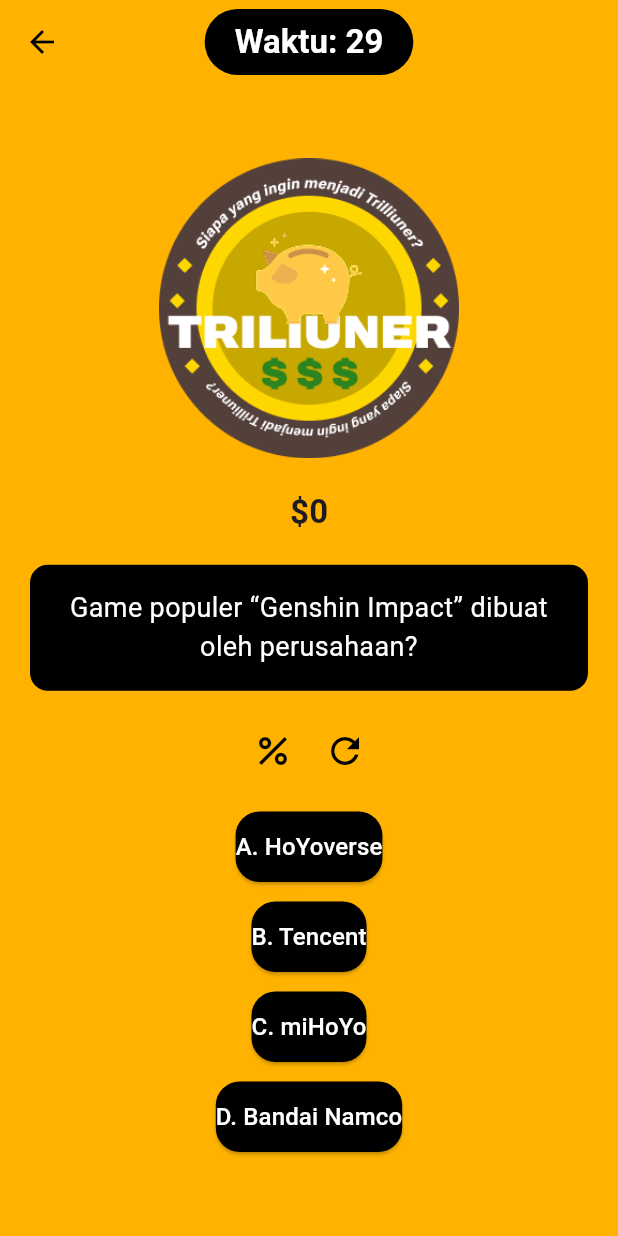
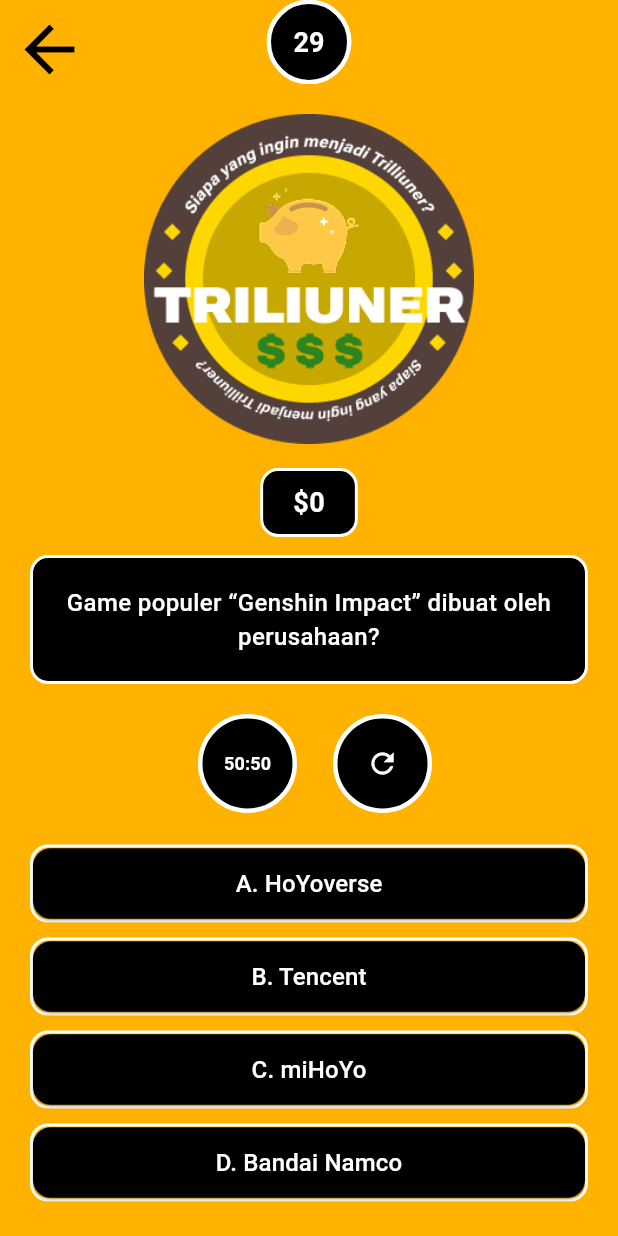
Before and after one commit to VuittonVU/Vuitton_063_Lab5_PM_UTS, a Flutter app: the GamePage screen opened directly, on a phone screen of 412 x 824 dp. Run offline on Flutter 3.47's test engine with Material 3 defaults, Android fonts, the phone set to English and light mode, and no system bars; our stand-ins replace shared_preferences; accounts and stored records are empty.

Commit message:
fix(ui): memperbaiki UI agar lebih enak dipandang

```diff
--- a/lib/screens/game_page.dart
+++ b/lib/screens/game_page.dart
@@ -35,6 +35,26 @@ class _GamePageState extends State<GamePage> {
       'options': ['2017', '2018', '2019', '2020'],
       'answer': 2,
     },
+    {
+      'question': 'Studio pembuat game “The Witcher 3” adalah?',
+      'options': ['CD Projekt Red', 'Ubisoft', 'Bethesda', 'EA'],
+      'answer': 0,
+    },
+    {
+      'question': 'Anime “One Piece” dibuat oleh?',
+      'options': ['Masashi Kishimoto', 'Eiichiro Oda', 'Tite Kubo', 'Akira Toriyama'],
+      'answer': 1,
+    },
+    {
+      'question': 'Film “Inception” disutradarai oleh?',
+      'options': ['Christopher Nolan', 'Steven Spielberg', 'James Cameron', 'Quentin Tarantino'],
+      'answer': 0,
+    },
+    {
+      'question': 'Game “Minecraft” pertama kali dirilis tahun?',
+      'options': ['2009', '2010', '2011', '2012'],
+      'answer': 2,
+    },
   ];
 
   @override
@@ -50,8 +70,7 @@ class _GamePageState extends State<GamePage> {
       if (timeLeft > 0) {
         setState(() => timeLeft--);
       } else {
-        // nanti di sini bisa dipanggil fungsi "gameOver"
-        t.cancel();
+        t.cancel(); // end logic nanti
       }
     });
   }
@@ -82,11 +101,11 @@ class _GamePageState extends State<GamePage> {
     if (index == correct) {
       context.read<GameState>().addMoney(1000);
       ScaffoldMessenger.of(context).showSnackBar(
-        const SnackBar(content: Text('Jawaban benar! +\$1000')),
+        const SnackBar(content: Text('Benar! +\$1000')),
       );
     } else {
       ScaffoldMessenger.of(context).showSnackBar(
-        const SnackBar(content: Text('Jawaban salah!')),
+        const SnackBar(content: Text('Salah!')),
       );
     }
     removedOptions.clear();
@@ -106,21 +125,26 @@ class _GamePageState extends State<GamePage> {
         backgroundColor: const Color(0xFFFFB300),
         elevation: 0,
         leading: IconButton(
-          icon: const Icon(Icons.arrow_back, color: Colors.black),
+          icon: const Icon(Icons.arrow_back, color: Colors.black, size: 50),
           onPressed: () => Navigator.pop(context),
         ),
+        centerTitle: true,
         title: Container(
-          padding: const EdgeInsets.symmetric(vertical: 8, horizontal: 20),
+          padding: const EdgeInsets.all(15),
           decoration: BoxDecoration(
             color: Colors.black,
-            borderRadius: BorderRadius.circular(50),
+            shape: BoxShape.circle,
+            border: Border.all(color: Colors.white, width: 3),
           ),
           child: Text(
-            'Waktu: $timeLeft',
-            style: const TextStyle(color: Colors.white, fontWeight: FontWeight.bold),
+            '$timeLeft',
+            style: const TextStyle(
+              color: Colors.white,
+              fontWeight: FontWeight.bold,
+              fontSize: 18,
             ),
           ),
-        centerTitle: true,
+        ),
       ),
       body: Padding(
         padding: const EdgeInsets.all(20),
@@ -129,72 +153,131 @@ class _GamePageState extends State<GamePage> {
           children: [
             // logo
             SizedBox(
-              height: 200,
+              height: 220,
               child: Stack(
                 alignment: Alignment.center,
                 children: [
-                  Image.asset('assets/images/logo1.png', height: 200),
+                  Image.asset('assets/images/logo1.png', height: 220),
                   Positioned(
                     top: 40,
-                    child: Image.asset('assets/images/logo2.png', height: 80),
+                    child: Image.asset('assets/images/logo2.png', height: 75),
                   ),
                 ],
               ),
             ),
-            const SizedBox(height: 20),
-            Text(
-              '\$$money',
-              style: const TextStyle(fontSize: 22, fontWeight: FontWeight.bold),
-            ),
-            const SizedBox(height: 20),
+            const SizedBox(height: 16),
+
+            // uang
             Container(
-              padding: const EdgeInsets.all(16),
+              padding: const EdgeInsets.symmetric(vertical: 8, horizontal: 20),
               decoration: BoxDecoration(
                 color: Colors.black,
                 borderRadius: BorderRadius.circular(12),
+                border: Border.all(color: Colors.white, width: 2),
+              ),
+              child: Text(
+                '\$$money',
+                style: const TextStyle(
+                  color: Colors.white,
+                  fontSize: 18,
+                  fontWeight: FontWeight.bold,
+                ),
+              ),
+            ),
+
+            const SizedBox(height: 12),
+
+            // pertanyaan
+            Container(
+              width: double.infinity,
+              padding: const EdgeInsets.all(18),
+              decoration: BoxDecoration(
+                color: Colors.black,
+                borderRadius: BorderRadius.circular(12),
+                border: Border.all(color: Colors.white, width: 2),
               ),
               child: Text(
                 q['question'],
                 textAlign: TextAlign.center,
-                style: const TextStyle(color: Colors.white, fontSize: 18),
+                style: const TextStyle(
+                  color: Colors.white,
+                  fontSize: 16,
+                  fontWeight: FontWeight.w500,
                 ),
               ),
-            const SizedBox(height: 16),
+            ),
+            const SizedBox(height: 20),
 
-            // lifelines
+            //fitur bantuan
             Row(
               mainAxisAlignment: MainAxisAlignment.center,
               children: [
-                IconButton(
+                // 50:50
+                Container(
+                  padding: const EdgeInsets.all(6),
+                  margin: const EdgeInsets.symmetric(horizontal: 8),
+                  decoration: BoxDecoration(
+                    color: Colors.black,
+                    shape: BoxShape.circle,
+                    border: Border.all(color: Colors.white, width: 3),
+                  ),
+                  child: TextButton(
                     onPressed: usedFifty ? null : useFifty,
-                  icon: const Icon(Icons.percent, color: Colors.black, size: 28),
+                    child: const Text(
+                      '50:50',
+                      style: TextStyle(
+                        color: Colors.white,
+                        fontWeight: FontWeight.bold,
+                        fontSize: 12,
                       ),
-                IconButton(
+                    ),
+                  ),
+                ),
+                // refresh
+                Container(
+                  padding: const EdgeInsets.all(6),
+                  margin: const EdgeInsets.symmetric(horizontal: 8),
+                  decoration: BoxDecoration(
+                    color: Colors.black,
+                    shape: BoxShape.circle,
+                    border: Border.all(color: Colors.white, width: 3),
+                  ),
+                  child: IconButton(
                     onPressed: usedRefresh ? null : useRefresh,
-                  icon: const Icon(Icons.refresh, color: Colors.black, size: 28),
+                    icon: const Icon(Icons.refresh, color: Colors.white, size: 22),
+                  ),
                 ),
               ],
             ),
-            const SizedBox(height: 10),
 
-            // options
+            const SizedBox(height: 16),
+
+            // pilihan jawaban
             ...List.generate(4, (i) {
               final disabled = removedOptions.contains(i);
               return Padding(
-                padding: const EdgeInsets.symmetric(vertical: 6),
+                padding: const EdgeInsets.symmetric(vertical: 5),
+                child: Container(
+                  width: double.infinity,
+                  decoration: BoxDecoration(
+                    border: Border.all(color: Colors.white, width: 2),
+                    borderRadius: BorderRadius.circular(12),
+                  ),
                   child: ElevatedButton(
                     onPressed: disabled ? null : () => checkAnswer(i),
                     style: ElevatedButton.styleFrom(
-                    backgroundColor: disabled ? Colors.grey : Colors.black,
+                      backgroundColor:
+                      disabled ? Colors.grey.shade600 : Colors.black,
                       foregroundColor: Colors.white,
                       padding: const EdgeInsets.symmetric(vertical: 12),
                       shape: RoundedRectangleBorder(
-                      borderRadius: BorderRadius.circular(16),
+                        borderRadius: BorderRadius.circular(12),
                       ),
                     ),
                     child: Text(
                       '${String.fromCharCode(65 + i)}. ${options[i]}',
                       style: const TextStyle(fontSize: 16),
+                    ),
                   ),
                 ),
               );
```
Lines whose indentation alone changed are shown as unchanged.
